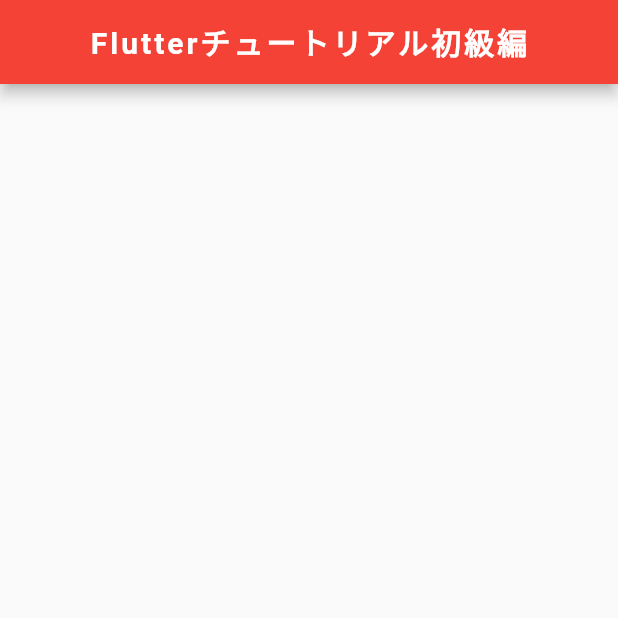
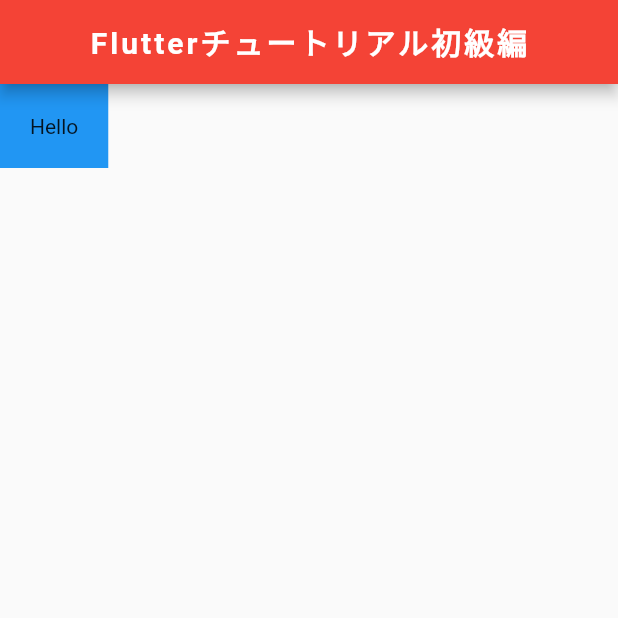
Before and after one commit to you1978/flutter_app_for_quiz, a Flutter app: the screen it shows after launch, on a phone screen of 412 x 824 dp, the top half of it. Run offline on Flutter 3.47's test engine with Material 2 defaults, Android fonts, the phone set to English and light mode, and no system bars.

Commit message:
初級6門目

```diff
--- a/lib/main.dart
+++ b/lib/main.dart
@@ -20,7 +20,11 @@ class MyApp extends StatelessWidget {
           centerTitle: true,
           backgroundColor: Colors.red,
         ),
-        body: Container(),
+        body: Container(
+          padding: EdgeInsets.all(20.0),
+          color: Colors.blue,
+          child: Text('Hello'),
+        ),
         ),
       );
   }
```
